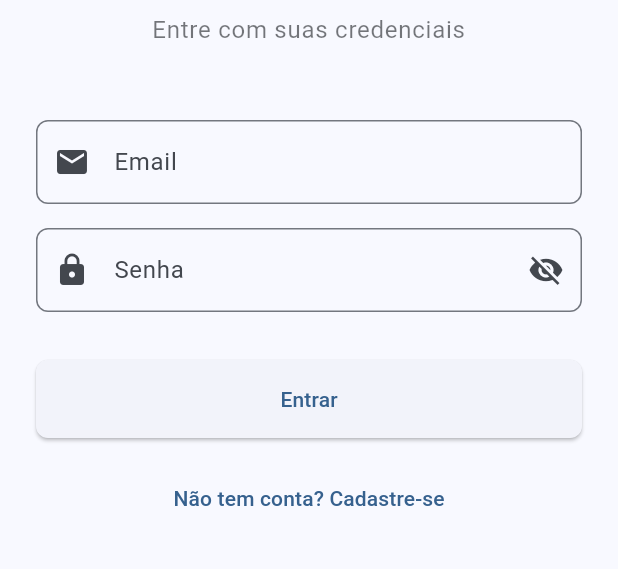
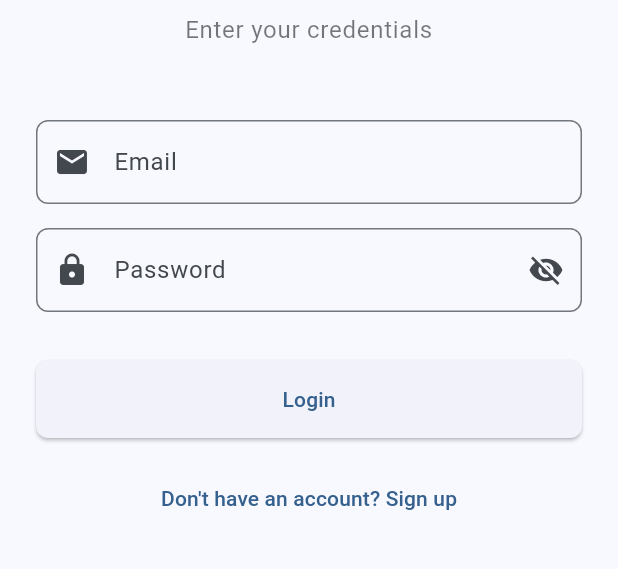
Before and after one commit to gabrielmaialva33/NFCGuardv, a Flutter app: the LoginPage screen opened directly, on a phone screen of 412 x 824 dp, the part 342-911 px from its top. Run offline on Flutter 3.47's test engine with Material 3 defaults, Android fonts, the phone set to English and light mode, and no system bars; our stand-ins replace flutter_riverpod, flutter_secure_storage, riverpod_annotation; missing offline and left inert: nfc_manager, search_cep; accounts and stored records are empty; generated files the repository leaves out were written again.

Commit message:
feat: Translate LoginPage to English
This commit translates the user interface elements and validation messages on the `LoginPage` from Portuguese to English.

Key changes in `lib/presentation/pages/auth/login_page.dart`:
- Changed subtitle from "Entre com suas credenciais" to "Enter your credentials".
- Updated email input validation messages:
    - "Email é obrigatório" to "Email is required".
    - "Email inválido" to "Invalid email".
- Updated password input label from "Senha" to "Password".
- Updated password input validation messages:
    - "Senha é obrigatória" to "Password is required".
    - "Senha deve ter pelo menos 6 caracteres" to "Password must be at least 6 characters".
- Changed login button text from "Entrar" to "Login".
- Changed registration prompt from "Não tem conta? Cadastre-se" to "Don't have an account? Sign up".

```diff
--- a/lib/presentation/pages/auth/login_page.dart
+++ b/lib/presentation/pages/auth/login_page.dart
@@ -72,7 +72,7 @@ class _LoginPageState extends ConsumerState<LoginPage> {
                 ),
                 const SizedBox(height: 8),
                 Text(
-                  'Entre com suas credenciais',
+                  'Enter your credentials',
                   textAlign: TextAlign.center,
                   style: Theme.of(context).textTheme.bodyLarge?.copyWith(
                     color: Theme.of(
@@ -90,12 +90,12 @@ class _LoginPageState extends ConsumerState<LoginPage> {
                   ),
                   validator: (value) {
                     if (value?.isEmpty ?? true) {
-                      return 'Email é obrigatório';
+                      return 'Email is required';
                     }
                     if (!RegExp(
                       r'^[\w-\.]+@([\w-]+\.)+[\w-]{2,4}$',
                     ).hasMatch(value!)) {
-                      return 'Email inválido';
+                      return 'Invalid email';
                     }
                     return null;
                   },
@@ -105,7 +105,7 @@ class _LoginPageState extends ConsumerState<LoginPage> {
                   controller: _passwordController,
                   obscureText: !_isPasswordVisible,
                   decoration: InputDecoration(
-                    labelText: 'Senha',
+                    labelText: 'Password',
                     prefixIcon: const Icon(Icons.lock),
                     suffixIcon: IconButton(
                       icon: Icon(
@@ -122,20 +122,20 @@ class _LoginPageState extends ConsumerState<LoginPage> {
                   ),
                   validator: (value) {
                     if (value?.isEmpty ?? true) {
-                      return 'Senha é obrigatória';
+                      return 'Password is required';
                     }
                     if (value!.length < 6) {
-                      return 'Senha deve ter pelo menos 6 caracteres';
+                      return 'Password must be at least 6 characters';
                     }
                     return null;
                   },
                 ),
                 const SizedBox(height: 32),
-                ElevatedButton(onPressed: _login, child: const Text('Entrar')),
+                ElevatedButton(onPressed: _login, child: const Text('Login')),
                 const SizedBox(height: 16),
                 TextButton(
                   onPressed: _navigateToRegister,
-                  child: const Text('Não tem conta? Cadastre-se'),
+                  child: const Text('Don\'t have an account? Sign up'),
                 ),
               ],
             ),
```
